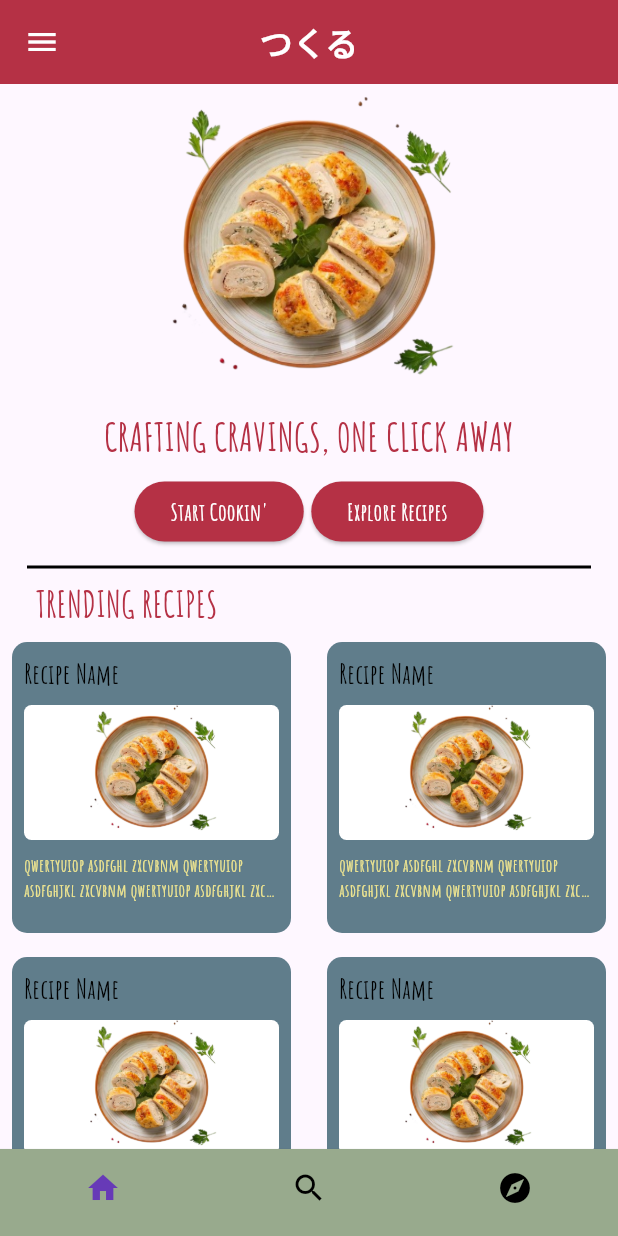
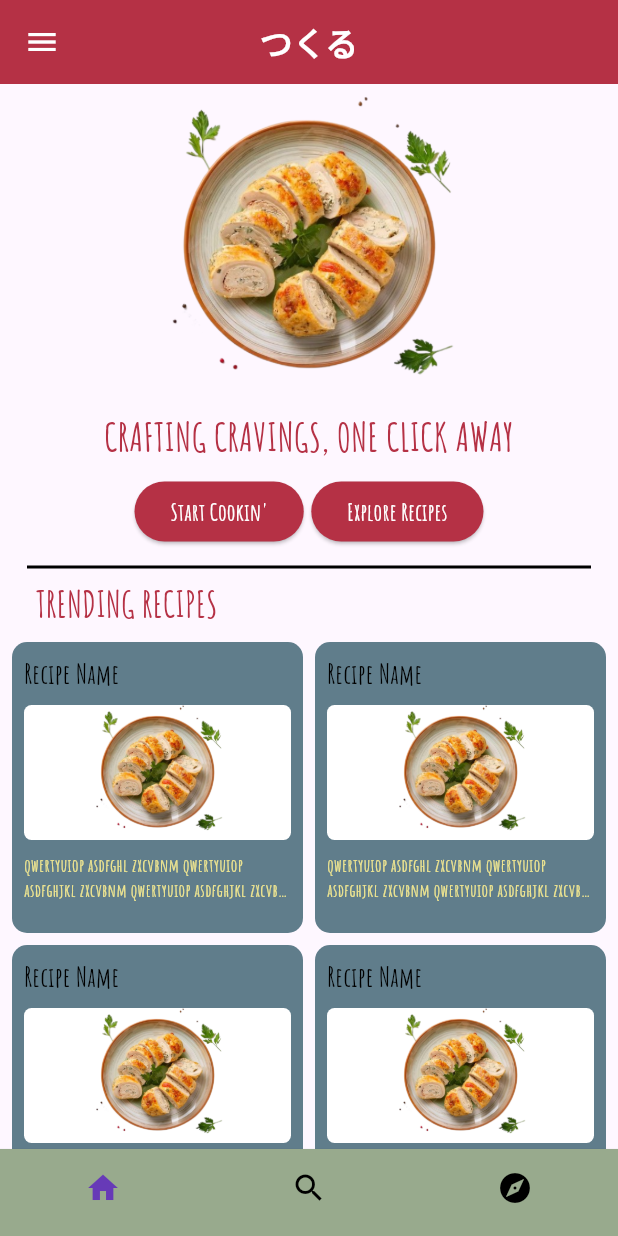
Before and after one commit to shashwat0224/Tsukuru-Mobile-App, a Flutter app: the screen it shows after launch, on a phone screen of 412 x 824 dp. Run offline on Flutter 3.47's test engine with Material 3 defaults, Android fonts, the phone set to English and light mode, and no system bars.

Commit message:
fixed errors in homescreen and recipe_gridview

```diff
--- a/lib/screens/homescreen.dart
+++ b/lib/screens/homescreen.dart
@@ -14,6 +14,7 @@ class _HomeScreenState extends State<HomeScreen> {
   Widget build(BuildContext context) {
     return Scaffold(
       body: SafeArea(
+        child: SingleChildScrollView(
           child: Column(
             // mainAxisAlignment: MainAxisAlignment.center,
             children: [
@@ -75,8 +76,9 @@ class _HomeScreenState extends State<HomeScreen> {
                   ),
                 ],
               ),
-            RecipesGridview(count: 4),
+              RecipesGridview(count: 10),
             ],
+          ),
         ),
       ),
     );
--- a/lib/widgets/recipes_gridview.dart
+++ b/lib/widgets/recipes_gridview.dart
@@ -8,19 +8,19 @@ class RecipesGridview extends StatelessWidget {
 
   @override
   Widget build(BuildContext context) {
-    return GridView.builder(
+    return Padding(
+      padding: const EdgeInsets.all(8.0),
+      child: GridView.builder(
+        shrinkWrap: true,
+        physics: NeverScrollableScrollPhysics(),
         gridDelegate: SliverGridDelegateWithFixedCrossAxisCount(
           crossAxisCount: 2,
           crossAxisSpacing: 8.0,
           mainAxisSpacing: 8.0,
         ),
-      shrinkWrap: true,
-      physics: NeverScrollableScrollPhysics(),
         itemCount: count,
         itemBuilder: (context, index) {
-        return Padding(
-          padding: const EdgeInsets.fromLTRB(8.0, 8.0, 8.0, 0.0),
-          child: Container(
+          return Container(
             padding: EdgeInsets.all(8.0),
             decoration: BoxDecoration(
               borderRadius: BorderRadius.circular(10),
@@ -46,12 +46,11 @@ class RecipesGridview extends StatelessWidget {
                 ),
                 SizedBox(height: 8),
                 Text(
-                  'qwertyuiop asdfghl zxcvbnm qwertyuiop asdfghjkl zxcvbnm qwertyuiop asdfghjkl zxcvbnm qwertyuiop asdfghjkl zxcvbnm',
+                  'qwertyuiop asdfghl zxcvbnm qwertyuiop asdfghjkl zxcvbnm qwertyuiop asdfghjkl zxcvbnm qwertyuiop asdfghjkl zxcvbnm qwertyuiop asdfghjkl zxcvbnm qwertyuiop asdfghjkl zxcvbnm qwertyuiop asdfghjkl zxcvbnm',
                   style: TextStyle(
                     fontFamily: "AmaticSC",
                     fontWeight: FontWeight.bold,
                     fontSize: 12,
-                    // overflow: TextOverflow.ellipsis,
                     color: Color(0XFFEDE490),
                   ),
                   overflow: TextOverflow.ellipsis,
@@ -59,9 +58,9 @@ class RecipesGridview extends StatelessWidget {
                 ),
               ],
             ),
-          ),
           );
         },
+      ),
     );
   }
 }
```
Lines whose indentation alone changed are shown as unchanged.
